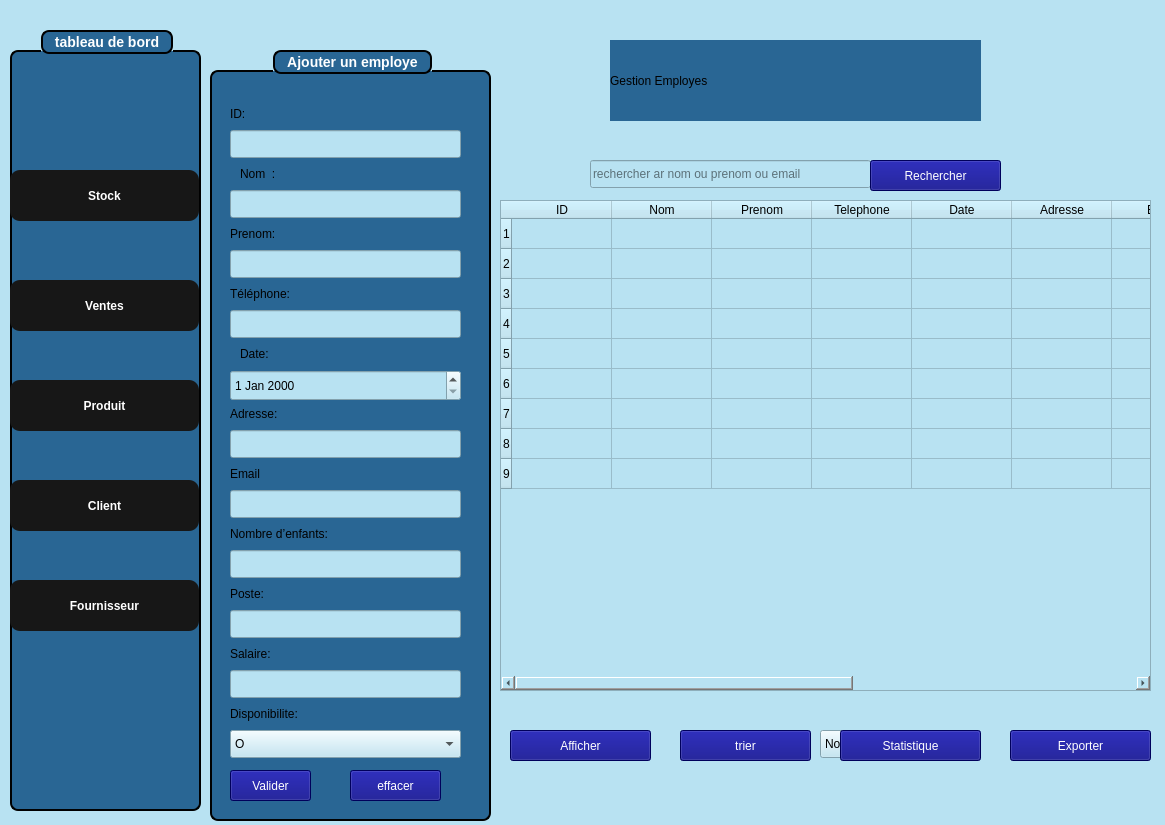
Above: gestionemploye00.ui from Esprit-UP-Algo/projetcpp-2a25-s1-smart-optical-store before the change. Below: the same form after it.
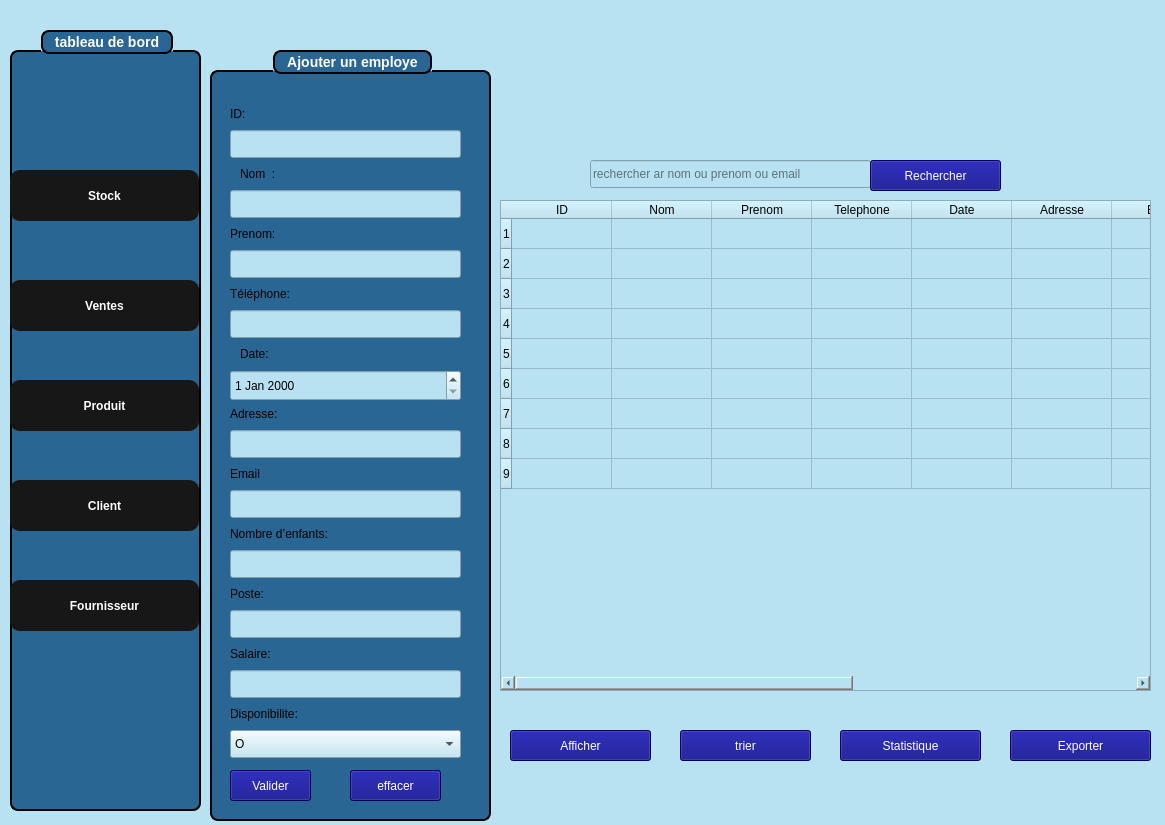
That is the form after the change. Icons and pictures are not drawn.

Patch:
```diff
--- a/gestionemploye00.ui
+++ b/gestionemploye00.ui
@@ -16,24 +16,6 @@
   <property name="styleSheet">
    <string notr="true">background-color: rgb(184, 226, 242);</string>
   </property>
-  <widget class="QLabel" name="label_11">
-   <property name="geometry">
-    <rect>
-     <x>610</x>
-     <y>40</y>
-     <width>371</width>
-     <height>81</height>
-    </rect>
-   </property>
-   <property name="styleSheet">
-    <string notr="true">background-color: rgb(41, 102, 148);
-font: 28pt &quot;Segoe MDL2 Assets&quot;;
-</string>
-   </property>
-   <property name="text">
-    <string>Gestion Employes</string>
-   </property>
-  </widget>
   <widget class="QLabel" name="logoLabel">
    <property name="geometry">
     <rect>
@@ -215,26 +197,6 @@
     <string>trier</string>
    </property>
   </widget>
-  <widget class="QComboBox" name="comboBox_tri">
-   <property name="geometry">
-    <rect>
-     <x>820</x>
-     <y>730</y>
-     <width>160</width>
-     <height>28</height>
-    </rect>
-   </property>
-   <item>
-    <property name="text">
-     <string>Nom (A-Z)</string>
-    </property>
-   </item>
-   <item>
-    <property name="text">
-     <string>Salaire (desc)</string>
-    </property>
-   </item>
-  </widget>
   <widget class="QPushButton" name="pushButton_6">
    <property name="geometry">
     <rect>
```
